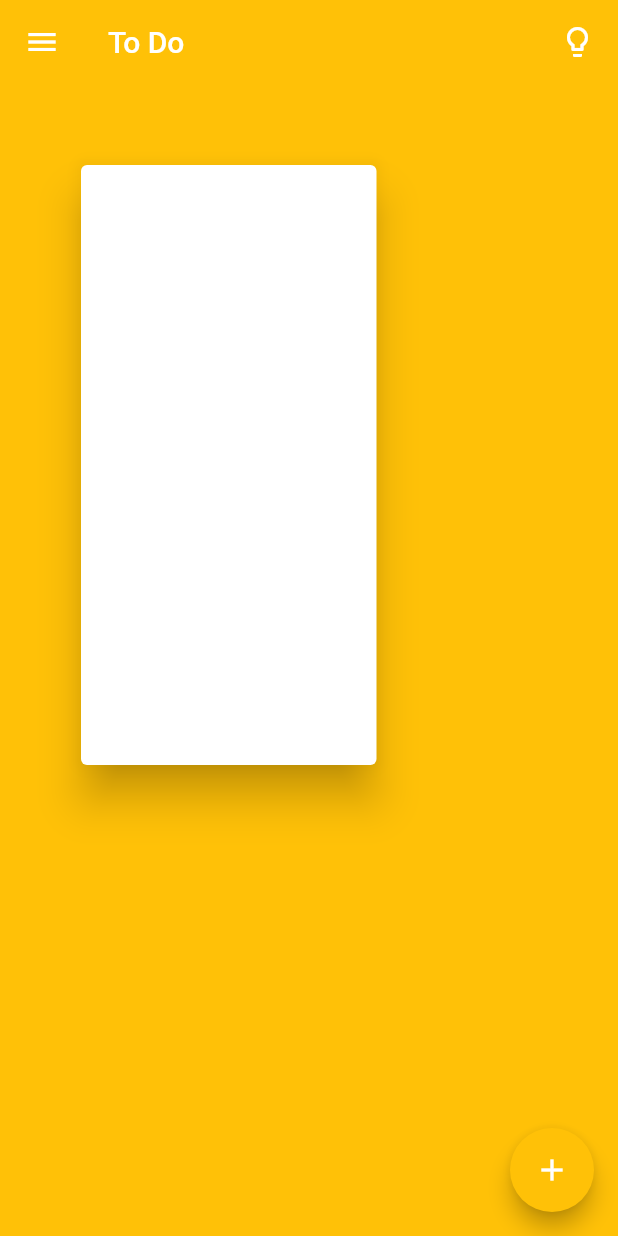
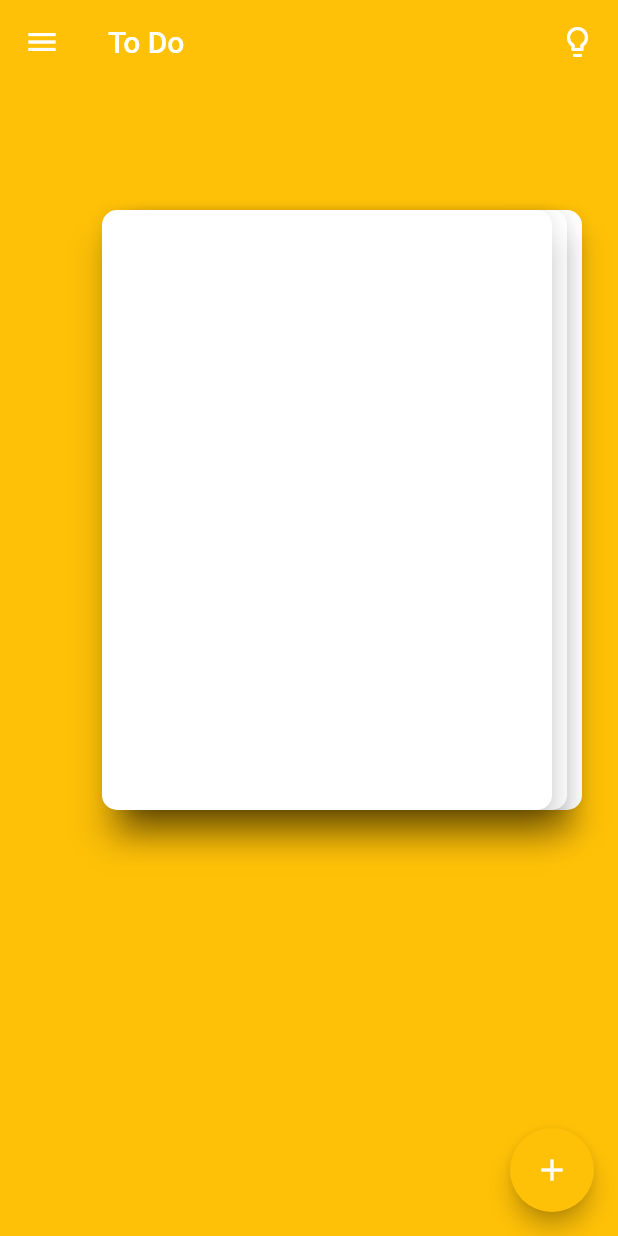
Before and after one commit to Maverick099/TODO, a Flutter app: the screen it shows after launch, on a phone screen of 412 x 824 dp. Run offline on Flutter 3.47's test engine with Material 2 defaults, Android fonts, the light colour scheme and no system bars.

Commit message:
stack created

```diff
--- a/to_do/lib/main.dart
+++ b/to_do/lib/main.dart
@@ -82,23 +82,35 @@ class _MyHomePageState extends State<MyHomePage> {
       body: Padding(
         padding: const EdgeInsets.only(top: 50),
         child: Stack(
-          overflow: Overflow.visible,
+          alignment: Alignment.center,
           children: <Widget>[
             Positioned(
-              right: 20.0,
-              child: Container(
-                height: 380,
-                width: 280,
+              top: 30,
+              right: 20,
+              child: Card(
+                elevation: 8,
+                color: Colors.white,
+                shape: RoundedRectangleBorder(
+                    borderRadius: BorderRadius.circular(10)),
+                child: Container(width: 300, height: 400),
               ),
             ),
-            Container(
-              height: 360,
-              width: 260,
+            Positioned(
+              top: 30,
+              right: 30,
+              child: Card(
+                elevation: 8,
+                color: Colors.white,
+                shape: RoundedRectangleBorder(
+                    borderRadius: BorderRadius.circular(10)),
+                child: Container(width: 300, height: 400),
+              ),
             ),
             Positioned(
-              right: 5.0,
-              left: 50,
-              child: ToDoCard()),
+              top: 30,
+              right: 40,
+              child: ToDoCard(),
+            ),
           ],
         ),
       ),
@@ -128,9 +140,12 @@ class _ToDoCardState extends State<ToDoCard> {
   @override
   Widget build(BuildContext context) {
     return Card(
-      elevation: 12.0,
+      elevation: 10.0,
       borderOnForeground: true,
       semanticContainer: true,
+      shape: RoundedRectangleBorder(
+        borderRadius: BorderRadius.circular(10),
+      ),
       child: InkWell(
         splashColor: Colors.tealAccent,
         onTap: () {
```
